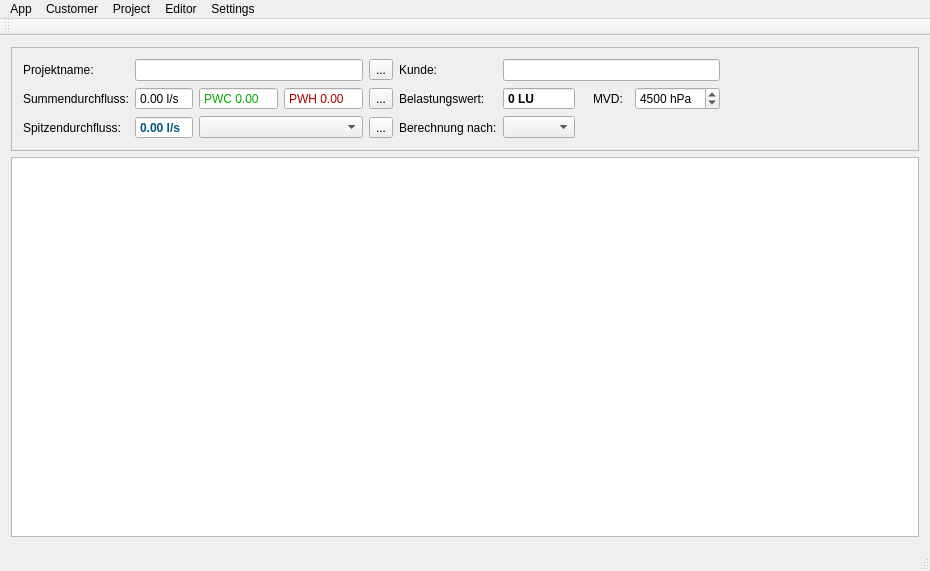
The window that fsaquawindow.ui (fasa1964/fsaqua) describes before a commit, drawn with Qt 5.
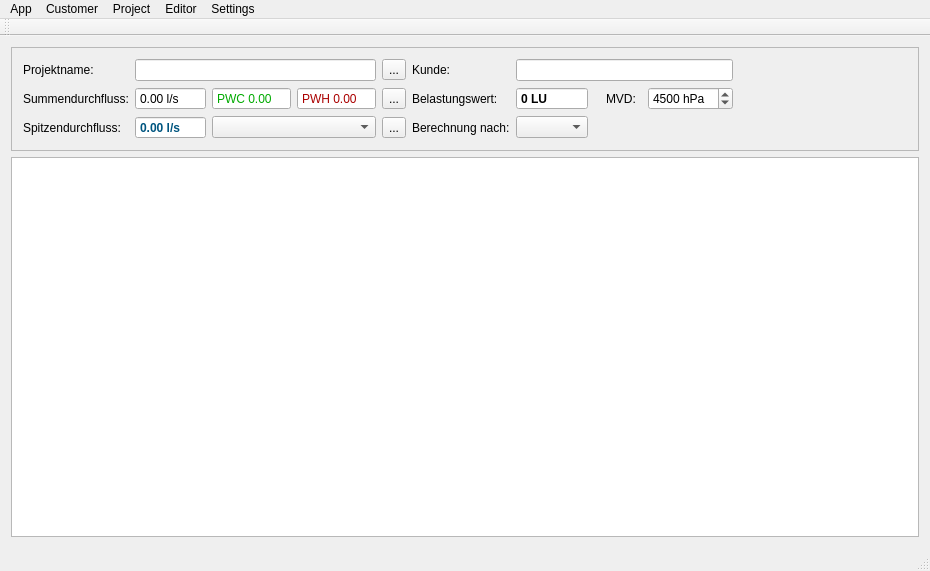
The same window after the commit. Icons and pictures are not drawn.

The edit to the form file:
```diff
--- a/fsaquawindow.ui
+++ b/fsaquawindow.ui
@@ -88,6 +88,9 @@
          <property name="suffix">
           <string> l/s</string>
          </property>
+         <property name="maximum">
+          <double>999.000000000000000</double>
+         </property>
         </widget>
        </item>
        <item row="0" column="8" colspan="6">
@@ -147,6 +150,9 @@
          <property name="suffix">
           <string> l/s</string>
          </property>
+         <property name="maximum">
+          <double>9999.000000000000000</double>
+         </property>
         </widget>
        </item>
        <item row="0" column="6" colspan="2">
```
